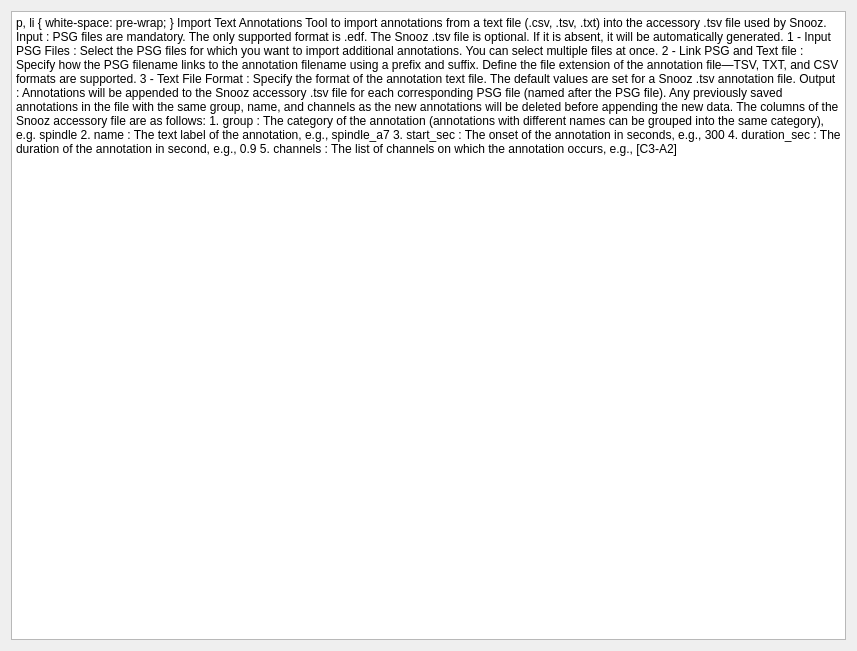
Before: the Qt Designer form tools/CEAMSTools/ImportTextAnnotations/IntroStep/Ui_IntroStep.ui in SnoozToolbox/snooz-package-ceams, drawn with Qt 5.
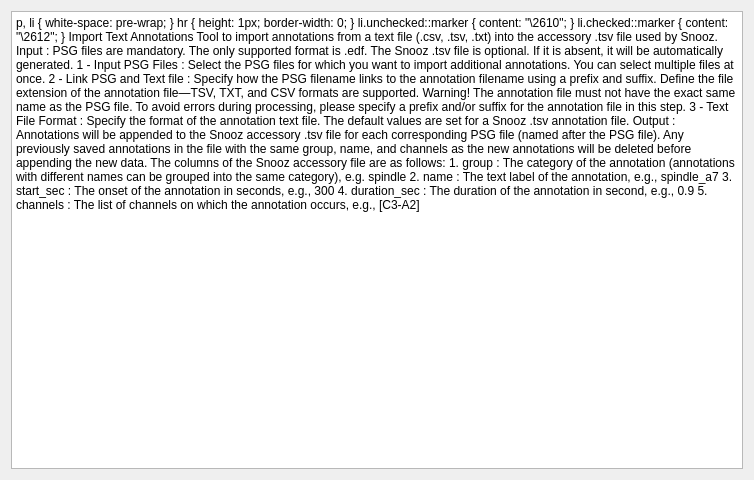
After: the same form once the commit is applied.

Commit message: Added support for duration in time elapsed and clock time for the Import annotations from text tool

Diff of the .ui file:
```diff
--- a/tools/CEAMSTools/ImportTextAnnotations/IntroStep/Ui_IntroStep.ui
+++ b/tools/CEAMSTools/ImportTextAnnotations/IntroStep/Ui_IntroStep.ui
@@ -6,8 +6,8 @@
    <rect>
     <x>0</x>
     <y>0</y>
-    <width>857</width>
-    <height>651</height>
+    <width>754</width>
+    <height>480</height>
    </rect>
   </property>
   <property name="windowTitle">
@@ -27,8 +27,11 @@
      </property>
      <property name="html">
       <string>&lt;!DOCTYPE HTML PUBLIC &quot;-//W3C//DTD HTML 4.0//EN&quot; &quot;http://www.w3.org/TR/REC-html40/strict.dtd&quot;&gt;
-&lt;html&gt;&lt;head&gt;&lt;meta name=&quot;qrichtext&quot; content=&quot;1&quot; /&gt;&lt;style type=&quot;text/css&quot;&gt;
+&lt;html&gt;&lt;head&gt;&lt;meta name=&quot;qrichtext&quot; content=&quot;1&quot; /&gt;&lt;meta charset=&quot;utf-8&quot; /&gt;&lt;style type=&quot;text/css&quot;&gt;
 p, li { white-space: pre-wrap; }
+hr { height: 1px; border-width: 0; }
+li.unchecked::marker { content: &quot;\2610&quot;; }
+li.checked::marker { content: &quot;\2612&quot;; }
 &lt;/style&gt;&lt;/head&gt;&lt;body style=&quot; font-family:'Roboto'; font-size:12pt; font-weight:400; font-style:normal;&quot;&gt;
 &lt;p style=&quot; margin-top:0px; margin-bottom:0px; margin-left:0px; margin-right:0px; -qt-block-indent:0; text-indent:0px;&quot;&gt;&lt;span style=&quot; font-weight:600;&quot;&gt;Import Text Annotations&lt;/span&gt;&lt;/p&gt;
 &lt;p style=&quot;-qt-paragraph-type:empty; margin-top:0px; margin-bottom:0px; margin-left:0px; margin-right:0px; -qt-block-indent:0; text-indent:0px;&quot;&gt;&lt;br /&gt;&lt;/p&gt;
@@ -45,6 +48,8 @@
 &lt;p style=&quot; margin-top:0px; margin-bottom:0px; margin-left:0px; margin-right:0px; -qt-block-indent:0; text-indent:0px;&quot;&gt;Specify how the PSG filename links to the annotation filename using a prefix and suffix. &lt;/p&gt;
 &lt;p style=&quot; margin-top:0px; margin-bottom:0px; margin-left:0px; margin-right:0px; -qt-block-indent:0; text-indent:0px;&quot;&gt;Define the file extension of the annotation file—TSV, TXT, and CSV formats are supported.&lt;/p&gt;
 &lt;p style=&quot;-qt-paragraph-type:empty; margin-top:0px; margin-bottom:0px; margin-left:0px; margin-right:0px; -qt-block-indent:0; text-indent:0px;&quot;&gt;&lt;br /&gt;&lt;/p&gt;
+&lt;p style=&quot; margin-top:0px; margin-bottom:0px; margin-left:0px; margin-right:0px; -qt-block-indent:0; text-indent:0px;&quot;&gt;&lt;span style=&quot; font-weight:700;&quot;&gt;Warning!&lt;/span&gt;&lt;br /&gt;The annotation file &lt;span style=&quot; font-weight:700;&quot;&gt;must not have the exact same name&lt;/span&gt; as the PSG file. To avoid errors during processing, please specify a &lt;span style=&quot; font-weight:700;&quot;&gt;prefix and/or suffix&lt;/span&gt; for the annotation file in this step.&lt;/p&gt;
+&lt;p style=&quot;-qt-paragraph-type:empty; margin-top:0px; margin-bottom:0px; margin-left:0px; margin-right:0px; -qt-block-indent:0; text-indent:0px;&quot;&gt;&lt;br /&gt;&lt;/p&gt;
 &lt;p style=&quot; margin-top:0px; margin-bottom:0px; margin-left:0px; margin-right:0px; -qt-block-indent:0; text-indent:0px;&quot;&gt;&lt;span style=&quot; text-decoration: underline;&quot;&gt;3 - Text File Format :&lt;/span&gt; &lt;/p&gt;
 &lt;p style=&quot; margin-top:0px; margin-bottom:0px; margin-left:0px; margin-right:0px; -qt-block-indent:0; text-indent:0px;&quot;&gt;Specify the format of the annotation text file. The default values are set for a Snooz .tsv annotation file.&lt;/p&gt;
 &lt;p style=&quot;-qt-paragraph-type:empty; margin-top:0px; margin-bottom:0px; margin-left:0px; margin-right:0px; -qt-block-indent:0; text-indent:0px;&quot;&gt;&lt;br /&gt;&lt;/p&gt;
```
The commit also changes 10 other files.
